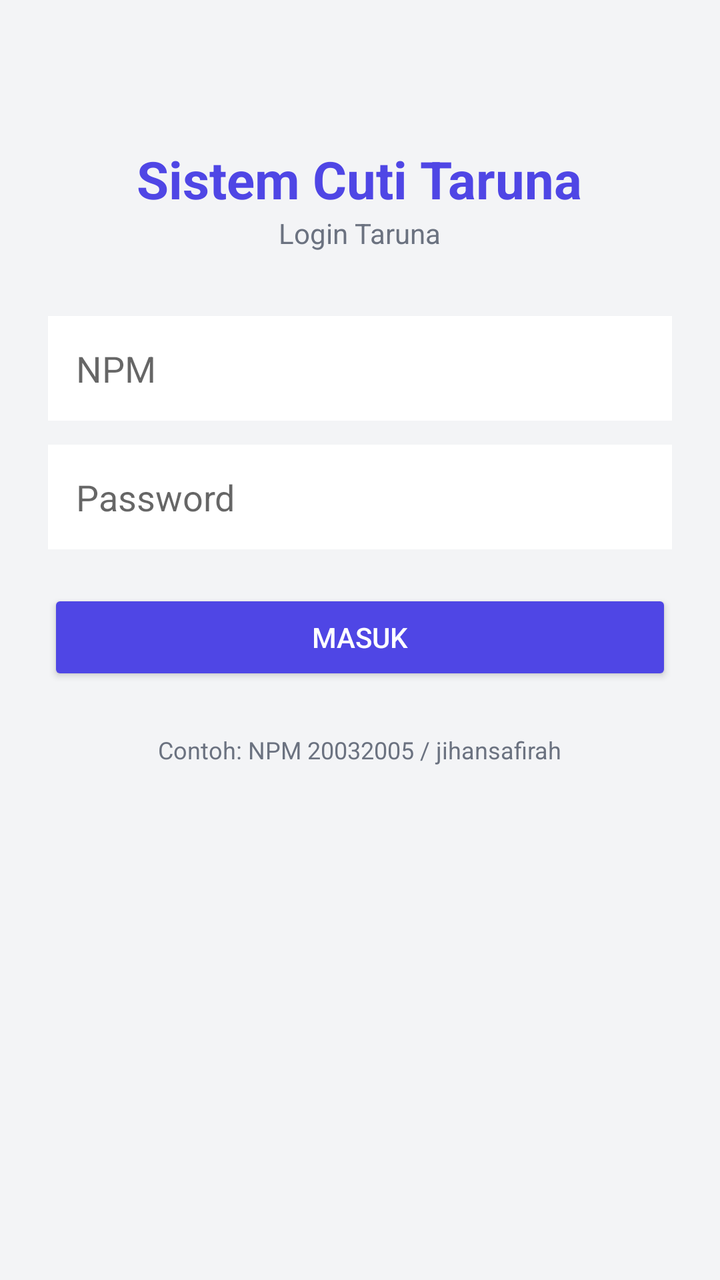
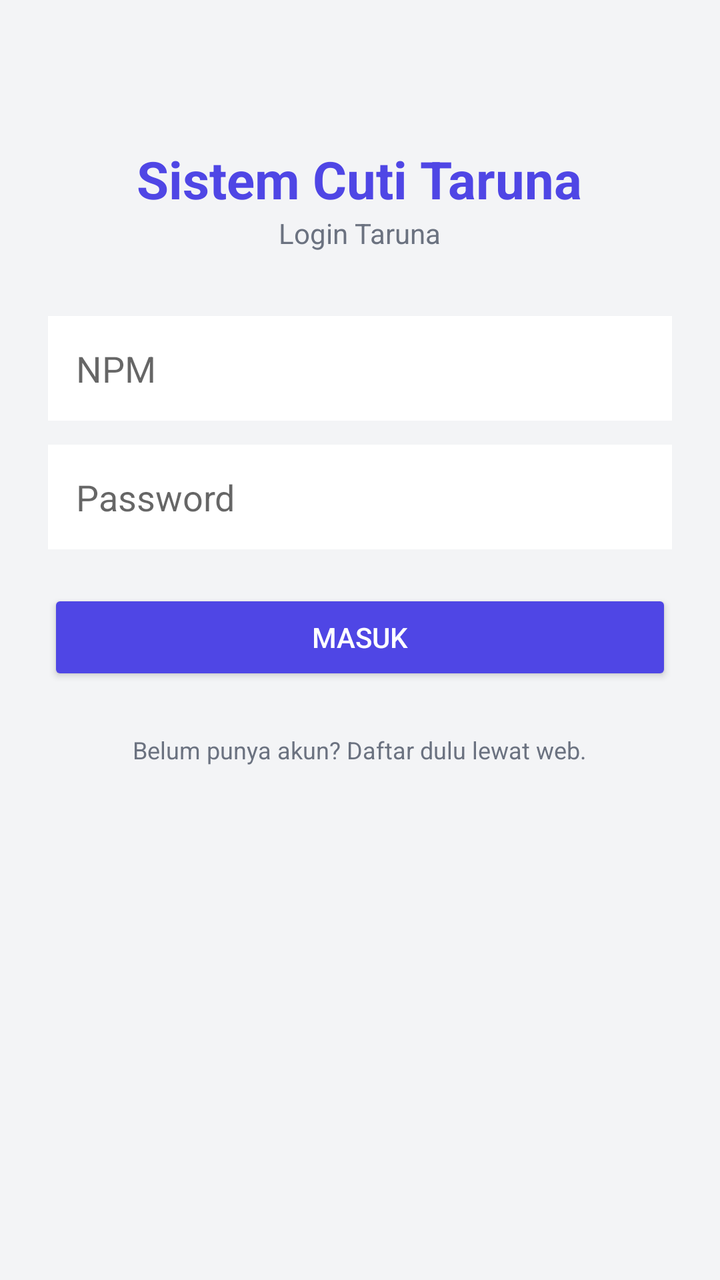

Compare the two renders of this Android layout. The source of the first and the diff that turns it into the second are given below.
<!-- AndroidManifest.xml: application theme Theme.CutiTaruna -->
<!-- res/layout/activity_login.xml -->
<?xml version="1.0" encoding="utf-8"?>
<ScrollView xmlns:android="http://schemas.android.com/apk/res/android"
    android:layout_width="match_parent"
    android:layout_height="match_parent"
    android:background="@color/bg">

    <LinearLayout
        android:layout_width="match_parent"
        android:layout_height="wrap_content"
        android:orientation="vertical"
        android:gravity="center"
        android:padding="24dp">

        <TextView
            android:layout_width="wrap_content"
            android:layout_height="wrap_content"
            android:text="Sistem Cuti Taruna"
            android:textColor="@color/indigo"
            android:textSize="26sp"
            android:textStyle="bold"
            android:layout_marginTop="48dp" />

        <TextView
            android:layout_width="wrap_content"
            android:layout_height="wrap_content"
            android:text="Login Taruna"
            android:textColor="@color/muted"
            android:layout_marginBottom="32dp" />

        <EditText
            android:id="@+id/etNpm"
            android:layout_width="match_parent"
            android:layout_height="wrap_content"
            android:hint="NPM"
            android:inputType="text"
            android:background="@color/white"
            android:padding="14dp"
            android:layout_marginBottom="12dp" />

        <EditText
            android:id="@+id/etPassword"
            android:layout_width="match_parent"
            android:layout_height="wrap_content"
            android:hint="Password"
            android:inputType="textPassword"
            android:background="@color/white"
            android:padding="14dp"
            android:layout_marginBottom="20dp" />

        <Button
            android:id="@+id/btnLogin"
            android:layout_width="match_parent"
            android:layout_height="wrap_content"
            android:text="Masuk"
            android:backgroundTint="@color/indigo"
            android:textColor="@color/white" />

        <ProgressBar
            android:id="@+id/progress"
            android:layout_width="wrap_content"
            android:layout_height="wrap_content"
            android:layout_marginTop="16dp"
            android:visibility="gone" />

        <TextView
            android:layout_width="wrap_content"
            android:layout_height="wrap_content"
            android:text="Contoh: NPM 20032005 / jihansafirah"
            android:textColor="@color/muted"
            android:textSize="12sp"
            android:layout_marginTop="24dp" />
    </LinearLayout>
</ScrollView>
<!-- resources referenced by this layout -->
<resources>
  <color name="bg">#F3F4F6</color>
  <color name="indigo">#4F46E5</color>
  <color name="muted">#6B7280</color>
  <color name="white">#FFFFFFFF</color>
  <style name="Theme.CutiTaruna" parent="Theme.MaterialComponents.DayNight.DarkActionBar">
          <item name="colorPrimary">@color/indigo</item>
          <item name="colorPrimaryVariant">@color/indigo_dark</item>
          <item name="colorOnPrimary">@color/white</item>
          <item name="colorSecondary">@color/indigo</item>
          <item name="colorOnSecondary">@color/white</item>
          <item name="android:statusBarColor">@color/indigo_dark</item>
      </style>
  <color name="indigo_dark">#3730A3</color>
</resources>

<!-- the commit's change to res/layout/activity_login.xml (unified diff, before → after) -->
@@ -65,7 +65,7 @@
         <TextView
             android:layout_width="wrap_content"
             android:layout_height="wrap_content"
-            android:text="Contoh: NPM 20032005 / jihansafirah"
+            android:text="Belum punya akun? Daftar dulu lewat web."
             android:textColor="@color/muted"
             android:textSize="12sp"
             android:layout_marginTop="24dp" />
